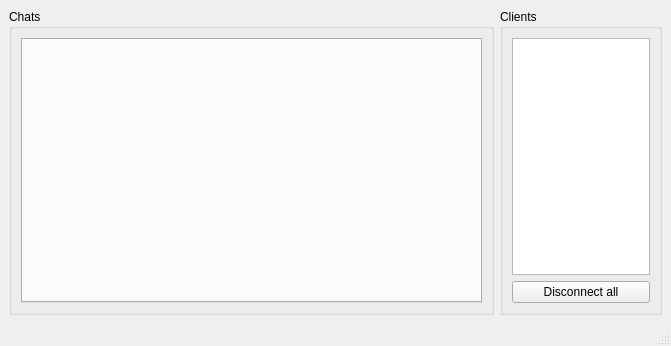
Old version of the form Server/mainwindow.ui in the repository tsmolinski/ChatApplication.
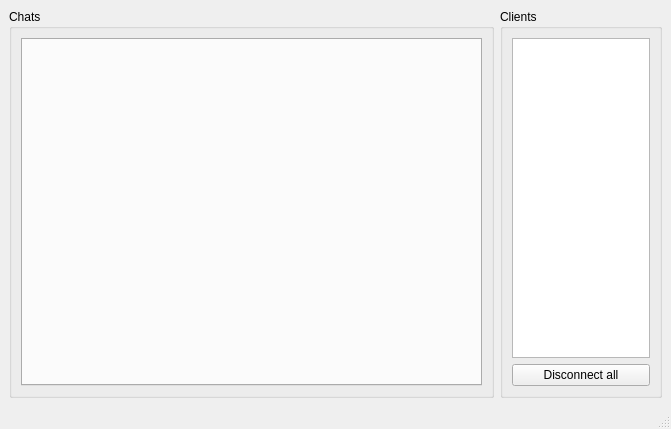
New version of the form.

Commit message: Changed server main window name.

The edit to the form file:
```diff
--- a/Server/mainwindow.ui
+++ b/Server/mainwindow.ui
@@ -7,7 +7,7 @@
     <x>0</x>
     <y>0</y>
     <width>671</width>
-    <height>346</height>
+    <height>429</height>
    </rect>
   </property>
   <property name="windowTitle">
```
Left out of the diff: 2 changed lines with no effect on the pictures.
